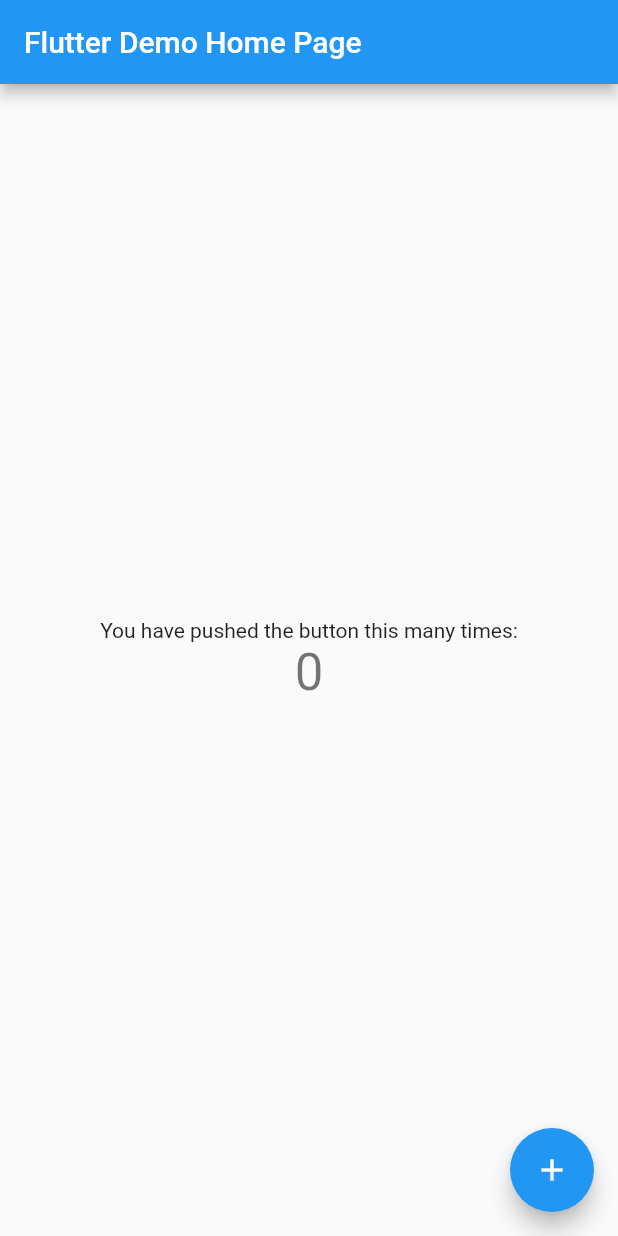
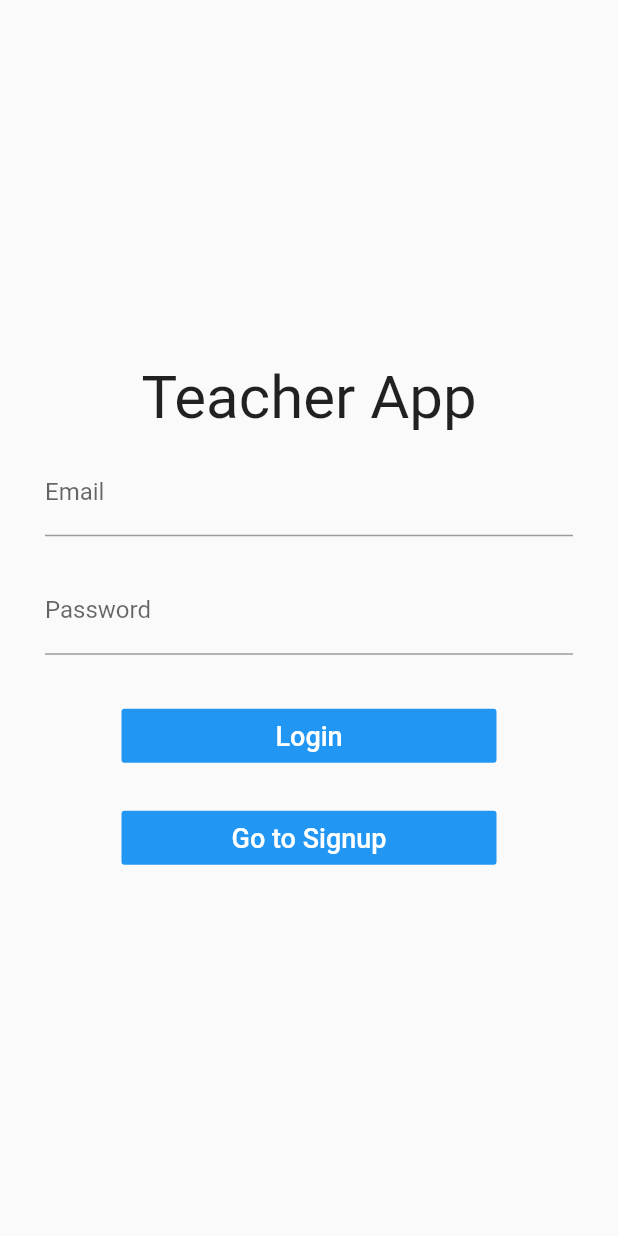
Before and after one commit to parikshitg/flutter_teacher_app, a Flutter app: the screen it shows after launch, on a phone screen of 412 x 824 dp. Run offline on Flutter 3.47's test engine with Material 2 defaults, Android fonts, the phone set to English and light mode, and no system bars.

Commit message:
login screen

```diff
--- a/lib/main.dart
+++ b/lib/main.dart
@@ -1,4 +1,6 @@
 import 'package:flutter/material.dart';
+
+import './screens/login_screen.dart';
 
 void main() => runApp(MyApp());
 
@@ -7,105 +9,15 @@ class MyApp extends StatelessWidget {
   @override
   Widget build(BuildContext context) {
     return MaterialApp(
+      debugShowCheckedModeBanner: false,
       title: 'Flutter Demo',
       theme: ThemeData(
-        // This is the theme of your application.
-        //
-        // Try running your application with "flutter run". You'll see the
-        // application has a blue toolbar. Then, without quitting the app, try
-        // changing the primarySwatch below to Colors.green and then invoke
-        // "hot reload" (press "r" in the console where you ran "flutter run",
-        // or simply save your changes to "hot reload" in a Flutter IDE).
-        // Notice that the counter didn't reset back to zero; the application
-        // is not restarted.
         primarySwatch: Colors.blue,
       ),
-      home: MyHomePage(title: 'Flutter Demo Home Page'),
+      home: LoginScreen(),
+      routes: {
+        LoginScreen.id: (context) => LoginScreen(),
+      },
     );
   }
 }
-
-class MyHomePage extends StatefulWidget {
-  MyHomePage({Key key, this.title}) : super(key: key);
-
-  // This widget is the home page of your application. It is stateful, meaning
-  // that it has a State object (defined below) that contains fields that affect
-  // how it looks.
-
-  // This class is the configuration for the state. It holds the values (in this
-  // case the title) provided by the parent (in this case the App widget) and
-  // used by the build method of the State. Fields in a Widget subclass are
-  // always marked "final".
-
-  final String title;
-
-  @override
-  _MyHomePageState createState() => _MyHomePageState();
-}
-
-class _MyHomePageState extends State<MyHomePage> {
-  int _counter = 0;
-
-  void _incrementCounter() {
-    setState(() {
-      // This call to setState tells the Flutter framework that something has
-      // changed in this State, which causes it to rerun the build method below
-      // so that the display can reflect the updated values. If we changed
-      // _counter without calling setState(), then the build method would not be
-      // called again, and so nothing would appear to happen.
-      _counter++;
-    });
-  }
-
-  @override
-  Widget build(BuildContext context) {
-    // This method is rerun every time setState is called, for instance as done
-    // by the _incrementCounter method above.
-    //
-    // The Flutter framework has been optimized to make rerunning build methods
-    // fast, so that you can just rebuild anything that needs updating rather
-    // than having to individually change instances of widgets.
-    return Scaffold(
-      appBar: AppBar(
-        // Here we take the value from the MyHomePage object that was created by
-        // the App.build method, and use it to set our appbar title.
-        title: Text(widget.title),
-      ),
-      body: Center(
-        // Center is a layout widget. It takes a single child and positions it
-        // in the middle of the parent.
-        child: Column(
-          // Column is also a layout widget. It takes a list of children and
-          // arranges them vertically. By default, it sizes itself to fit its
-          // children horizontally, and tries to be as tall as its parent.
-          //
-          // Invoke "debug painting" (press "p" in the console, choose the
-          // "Toggle Debug Paint" action from the Flutter Inspector in Android
-          // Studio, or the "Toggle Debug Paint" command in Visual Studio Code)
-          // to see the wireframe for each widget.
-          //
-          // Column has various properties to control how it sizes itself and
-          // how it positions its children. Here we use mainAxisAlignment to
-          // center the children vertically; the main axis here is the vertical
-          // axis because Columns are vertical (the cross axis would be
-          // horizontal).
-          mainAxisAlignment: MainAxisAlignment.center,
-          children: <Widget>[
-            Text(
-              'You have pushed the button this many times:',
-            ),
-            Text(
-              '$_counter',
-              style: Theme.of(context).textTheme.display1,
-            ),
-          ],
-        ),
-      ),
-      floatingActionButton: FloatingActionButton(
-        onPressed: _incrementCounter,
-        tooltip: 'Increment',
-        child: Icon(Icons.add),
-      ), // This trailing comma makes auto-formatting nicer for build methods.
-    );
-  }
-}
--- /dev/null
+++ b/lib/screens/login_screen.dart
@@ -0,0 +1,88 @@
+import 'package:flutter/material.dart';
+
+class LoginScreen extends StatefulWidget {
+
+  static final String id = 'login_screen';
+
+  @override
+  _LoginScreenState createState() => _LoginScreenState();
+}
+
+class _LoginScreenState extends State<LoginScreen> {
+
+  final _formKey = GlobalKey<FormState>();
+  String _email, _password;
+
+  _submit() {
+    if(_formKey.currentState.validate()){
+      _formKey.currentState.save();
+      print(_email);
+      print(_password);
+    }
+  }
+
+  @override
+  Widget build(BuildContext context) {
+    return Scaffold(
+      body: SingleChildScrollView(
+        child: Container(
+          height: MediaQuery.of(context).size.height,
+          child: Column(
+            mainAxisAlignment: MainAxisAlignment.center,
+            crossAxisAlignment: CrossAxisAlignment.center,
+            children: <Widget>[
+              Text(
+                "Teacher App",
+                style: TextStyle(
+                  fontSize: 40.0,
+                ),
+              ),
+              Form(
+                key: _formKey,
+                child: Column(
+                  mainAxisSize: MainAxisSize.min,
+                  children: <Widget>[
+                  Padding(
+                    padding: EdgeInsets.symmetric(horizontal: 30.0, vertical: 10.0),
+                    child: TextFormField(
+                      decoration: InputDecoration(labelText: 'Email'),
+                      validator: (input) => !input.contains('@') ? 'Please enter a valid Email' : null,
+                      onSaved: (input) => _email = input,
+                    ),
+                  ),
+                  Padding(
+                    padding: EdgeInsets.symmetric(horizontal: 30.0, vertical: 10.0),
+                    child: TextFormField(
+                      decoration: InputDecoration(labelText: 'Password'),
+                      validator: (input) => input.length < 6 ? 'Password must be atleast 6 characters' : null,
+                      onSaved: (input) => _email = input,
+                      obscureText: true,
+                    ),
+                  ),
+                  SizedBox(height: 20.0,),
+                  Container(
+                    width: 250.0,
+                    child: FlatButton(
+                      onPressed: _submit,
+                      color: Colors.blue,
+                      child: Text("Login", style: TextStyle(color: Colors.white, fontSize: 18.0),),
+                    ),
+                  ),
+                  SizedBox(height: 20.0,),
+                  Container(
+                    width: 250.0,
+                    child: FlatButton(
+                      onPressed: () => print("login clicked"),
+                      color: Colors.blue,
+                      child: Text("Go to Signup", style: TextStyle(color: Colors.white, fontSize: 18.0),),
+                    ),
+                  ),
+                ],),
+              ),
+            ],
+          ),
+        ),
+      ),
+    );
+  }
+}
```
